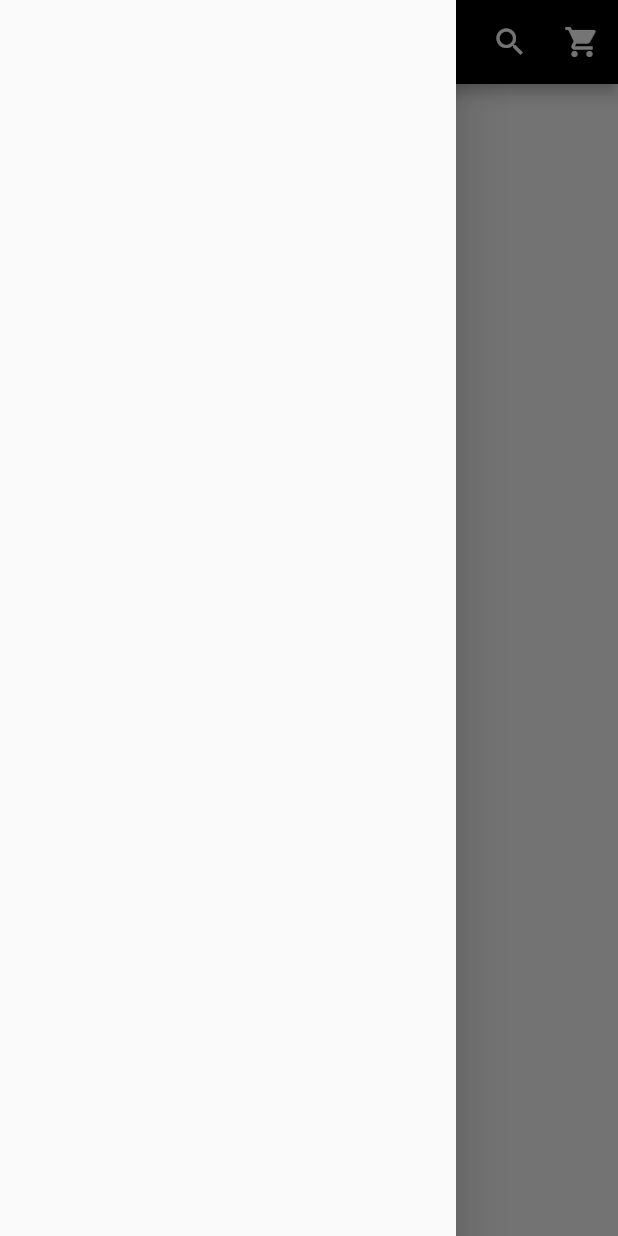
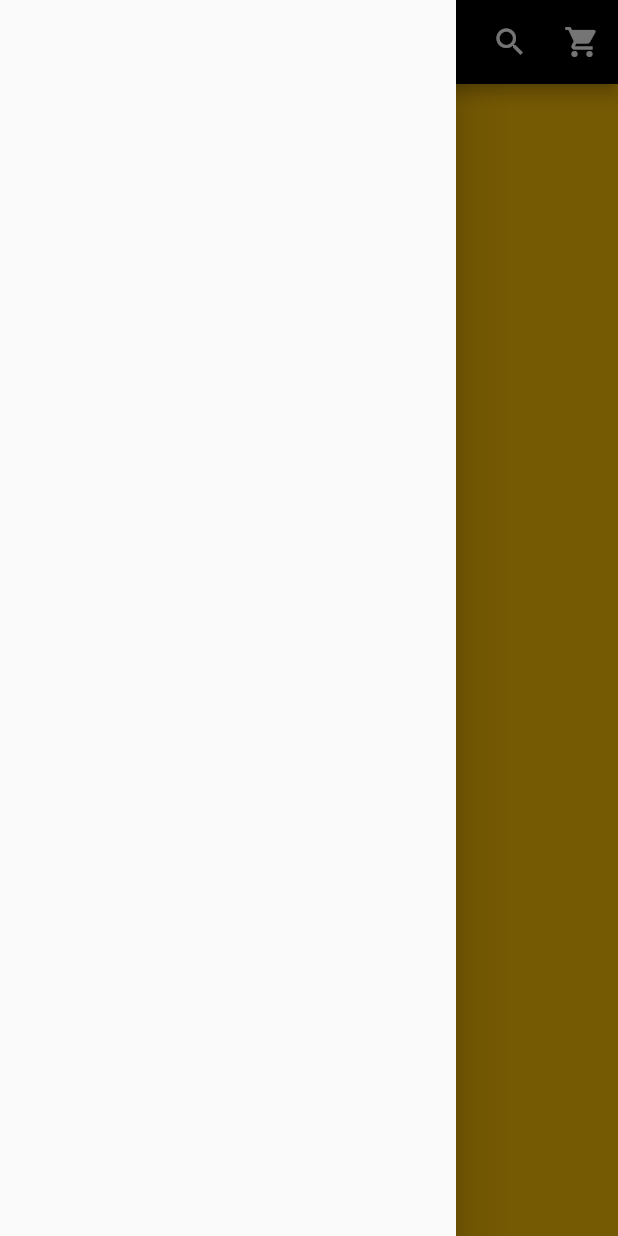
Before and after one commit to moraesnicol/responsive_course_, a Flutter app: the screen it shows after launch, with the side drawer open, on a phone screen of 412 x 824 dp. Run offline on Flutter 3.47's test engine with Material 2 defaults, Android fonts, the phone set to English and light mode, and no system bars; our stand-ins replace device_preview; missing offline and left inert: dart:html.

Commit message:
body init

```diff
--- a/lib/pages/home_page.dart
+++ b/lib/pages/home_page.dart
@@ -1,3 +1,5 @@
+import 'dart:html';
+
 import 'package:flutter/material.dart';
 import 'package:reponsive_course/breakpoints.dart';
 import 'package:reponsive_course/pages/widgets/app_bar/mobile_app_bar.dart';
@@ -17,7 +19,11 @@ class HomePage extends StatelessWidget {
               : PreferredSize(
                   child: WebAppBar(), preferredSize: Size(double.infinity, 70)),
           drawer: constraints.maxWidth < mobileBreakpoint ? Drawer() : null,
-      );
+          body: SizedBox(
+            child: Container(
+              color: Colors.amber,
+            ),
+          ));
     });
   }
 }
```
Lines whose indentation alone changed are shown as unchanged.
